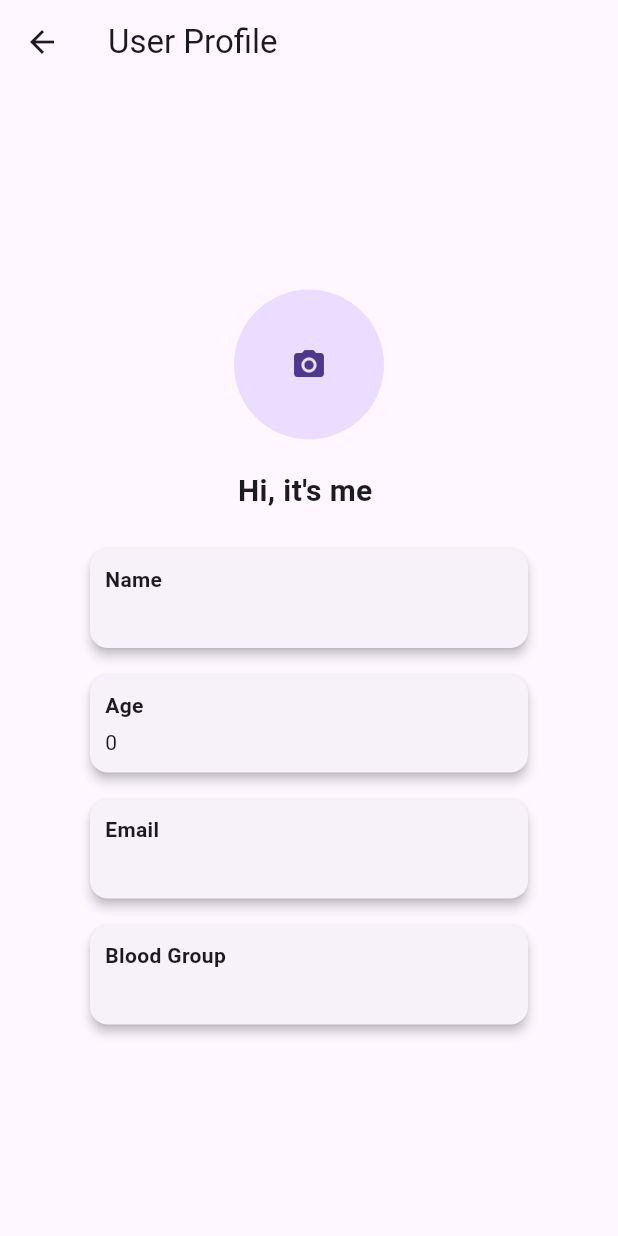
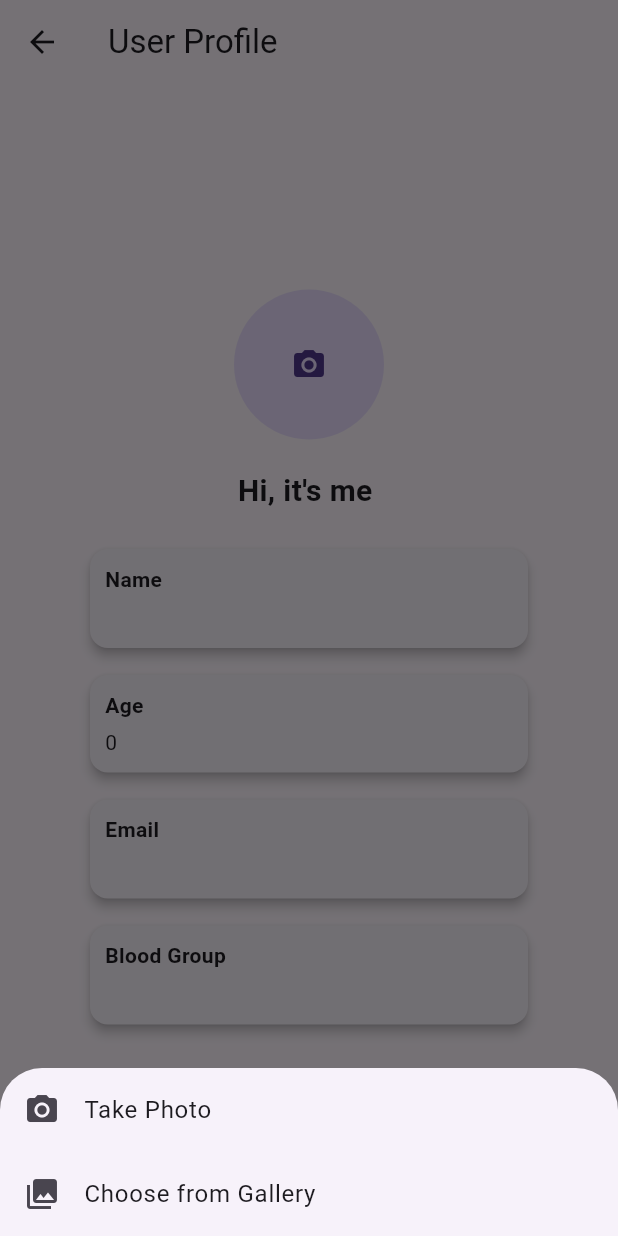
Before and after one commit to jezzyll/MajlisGramm-COPY, a Flutter app: the UserProfilePage screen opened directly, after a tap on the "camera alt" icon, on a phone screen of 412 x 824 dp. Run offline on Flutter 3.47's test engine with Material 3 defaults, Android fonts, the phone set to English and light mode, and no system bars; our stand-ins replace carousel_slider, cloud_firestore, firebase_auth, firebase_core, firebase_storage, image_picker and 1 more; accounts and stored records are empty.

Commit message:
userProfile_Done

```diff
--- a/lib/Home_BottomNav/user_profile.dart
+++ b/lib/Home_BottomNav/user_profile.dart
@@ -1,9 +1,10 @@
 import 'dart:io';
-import 'package:firebase_storage/firebase_storage.dart';
-import 'package:path/path.dart';
+
 import 'package:flutter/material.dart';
 import 'package:cloud_firestore/cloud_firestore.dart';
 import 'package:image_picker/image_picker.dart';
+import 'package:firebase_storage/firebase_storage.dart';
+import 'package:path/path.dart';
 
 class UserProfilePage extends StatefulWidget {
   final String userId;
@@ -29,15 +30,12 @@ class _UserProfilePageState extends State<UserProfilePage> {
     return await FirebaseFirestore.instance.collection('users').doc(widget.userId).get();
   }
 
-  Future<void> _uploadImage() async {
+  Future<void> _uploadImage(ImageSource source) async {
     final ImagePicker _picker = ImagePicker();
-    final XFile? image = await _picker.pickImage(source: ImageSource.gallery); // You can change this to ImageSource.camera for capturing a new image.
+    final XFile? image = await _picker.pickImage(source: source);
 
     if (image == null) return;
 
-    // Upload image to Firestore Storage
-    // Code to upload the image and get the URL
-    // For demonstration purposes, let's assume you have a function to upload the image and return the URL.
     String imageUrl = await uploadImageToFirestoreStorage(image);
 
     setState(() {
@@ -55,12 +53,11 @@ class _UserProfilePageState extends State<UserProfilePage> {
     final Reference storageReference = FirebaseStorage.instance.ref().child('images/$fileName');
 
     final UploadTask uploadTask = storageReference.putFile(File(image.path));
-  final TaskSnapshot downloadUrl = (await uploadTask);
+    final TaskSnapshot downloadUrl = await uploadTask.whenComplete(() => null);
     final String url = await downloadUrl.ref.getDownloadURL();
 
     return url;
   }
-
 
   @override
   Widget build(BuildContext context) {
@@ -91,11 +88,11 @@ class _UserProfilePageState extends State<UserProfilePage> {
                 crossAxisAlignment: CrossAxisAlignment.center,
                 children: [
                   GestureDetector(
-                    onTap: _uploadImage, // Function to open image picker
+                    onTap: () => _showImageSource(context),
                     child: CircleAvatar(
                       radius: 50,
-                      backgroundImage: _imageUrl.isNotEmpty ? NetworkImage(_imageUrl) : null, // Show the selected image if available
-                      child: _imageUrl.isEmpty ? Icon(Icons.camera_alt) : null, // Show camera icon if no image
+                      backgroundImage: _imageUrl.isNotEmpty ? NetworkImage(_imageUrl) : null,
+                      child: _imageUrl.isEmpty ? Icon(Icons.camera_alt) : null,
                     ),
                   ),
                   SizedBox(height: 20.0),
@@ -105,7 +102,7 @@ class _UserProfilePageState extends State<UserProfilePage> {
                   ),
                   SizedBox(height: 20.0),
                   SizedBox(
-                    width: 300, // Adjust the width as needed
+                    width: 300,
                     child: Column(
                       children: [
                         _buildInfoCard('Name', userData['name']),
@@ -124,6 +121,37 @@ class _UserProfilePageState extends State<UserProfilePage> {
           );
         },
       ),
+    );
+  }
+
+  void _showImageSource(BuildContext context) {
+    showModalBottomSheet(
+      context: context,
+      builder: (BuildContext context) {
+        return SafeArea(
+          child: Column(
+            mainAxisSize: MainAxisSize.min,
+            children: <Widget>[
+              ListTile(
+                leading: Icon(Icons.camera_alt),
+                title: Text('Take Photo'),
+                onTap: () {
+                  Navigator.pop(context);
+                  _uploadImage(ImageSource.camera);
+                },
+              ),
+              ListTile(
+                leading: Icon(Icons.photo_library),
+                title: Text('Choose from Gallery'),
+                onTap: () {
+                  Navigator.pop(context);
+                  _uploadImage(ImageSource.gallery);
+                },
+              ),
+            ],
+          ),
+        );
+      },
     );
   }
 
```
Lines whose indentation alone changed are shown as unchanged.
